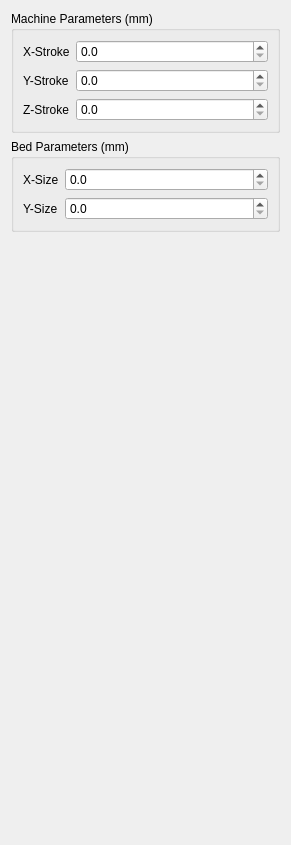
The window that MachineDef.ui (cblt2l/FreeCAD-CuraEngine-Plugin) describes before a commit, drawn with Qt 5.
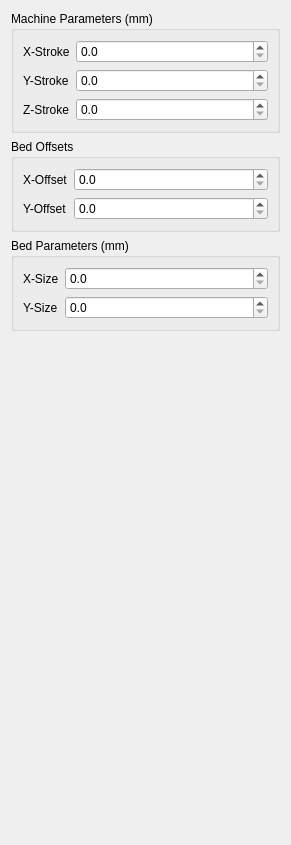
The same window after the commit.

Commit message: Machine Definition changed to better represent a 3D Printer Printbed now lies in quadrant 1 (i.e. X>=0, Y>=0) and is no longer centered on the origin. Parameters X-Offset and Y-Offset were added to represent the distance from X & Y home positions to edge of the printbed.

The edit to the form file:
```diff
--- a/MachineDef.ui
+++ b/MachineDef.ui
@@ -81,6 +81,53 @@
      </layout>
     </widget>
    </item>
+   <item>
+    <widget class="QGroupBox" name="groupBox_3">
+     <property name="title">
+      <string>Bed Offsets</string>
+     </property>
+     <layout class="QVBoxLayout" name="verticalLayout_4">
+      <item>
+       <layout class="QFormLayout" name="formLayout_3">
+        <item row="0" column="0">
+         <widget class="QLabel" name="label">
+          <property name="text">
+           <string>X-Offset</string>
+          </property>
+         </widget>
+        </item>
+        <item row="0" column="1">
+         <widget class="QDoubleSpinBox" name="doubleSpinBox_6">
+          <property name="toolTip">
+           <string>Distance from X home position to edge of printbed</string>
+          </property>
+          <property name="decimals">
+           <number>1</number>
+          </property>
+         </widget>
+        </item>
+        <item row="1" column="0">
+         <widget class="QLabel" name="label_6">
+          <property name="text">
+           <string>Y-Offset</string>
+          </property>
+         </widget>
+        </item>
+        <item row="1" column="1">
+         <widget class="QDoubleSpinBox" name="doubleSpinBox_7">
+          <property name="toolTip">
+           <string>Distance from Y home postion to edge of printbed</string>
+          </property>
+          <property name="decimals">
+           <number>1</number>
+          </property>
+         </widget>
+        </item>
+       </layout>
+      </item>
+     </layout>
+    </widget>
+   </item>
    <item>
     <widget class="QGroupBox" name="groupBox_2">
      <property name="title">
```
The commit also changes 1 other file.
